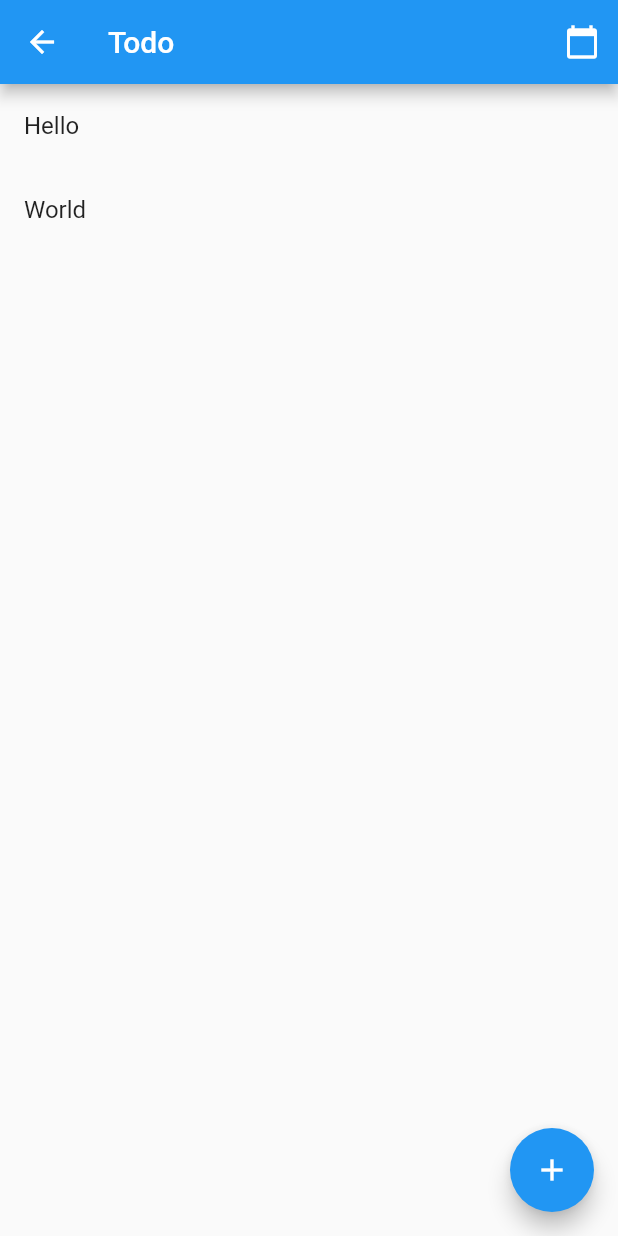
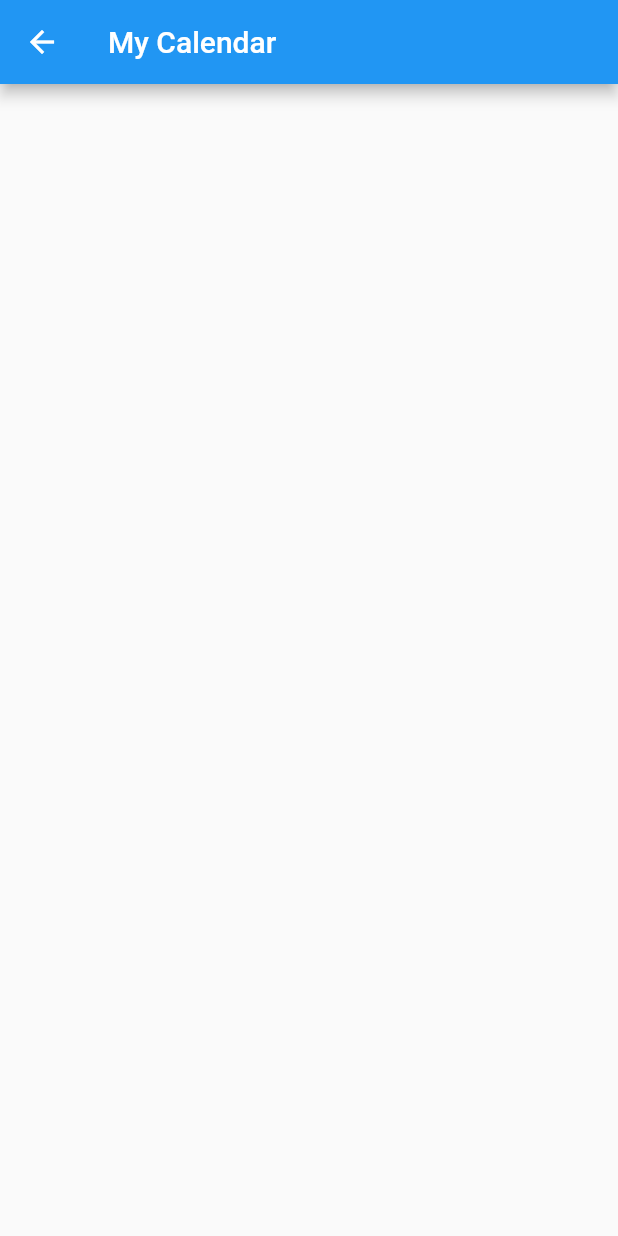
Before and after one commit to katisari/scheduler, a Flutter app: the CalendarScreen screen opened directly, on a phone screen of 412 x 824 dp. Run offline on Flutter 3.47's test engine with Material 2 defaults, Android fonts, the light colour scheme and no system bars.

Commit message:
add calendar screen

```diff
--- a/lib/screens/calendar_screen.dart
+++ b/lib/screens/calendar_screen.dart
@@ -8,41 +8,23 @@ class CalendarScreen extends StatefulWidget {
 }
 
 class _CalendarScreenState extends State<CalendarScreen> {
-  List<String> myItems = ["Hello", "World"];
   @override
   Widget build(BuildContext context) {
     return Scaffold(
       appBar: AppBar(
-        title: Text('Todo'),
+        title: Text('My Calendar'),
         actions: [
-          IconButton(icon: Icon(Icons.calendar_today), onPressed: () {})
+          // IconButton(icon: Icon(Icons.calendar_today), onPressed: () {})
         ],
       ),
-      body: ListView.builder(
-        itemCount: myItems.length,
-        itemBuilder: (BuildContext context, int index) {
-          final item = myItems[index];
-          return Dismissible(
-            key: Key(item),
-            background: Container(color: Colors.red),
-            onDismissed: (direction) {
-              setState(() {
-                myItems.removeAt(index);
-              });
-            },
-            child: ListTile(
-              title: Text('$item'),
-            ),
-          );
-        },
-      ),
-      floatingActionButton: FloatingActionButton(
-        onPressed: () {
-          // Add your onPressed code here!
-        },
-        child: Icon(Icons.add),
-        backgroundColor: Colors.blue,
-      ),
+      body: Container(),
+      // floatingActionButton: FloatingActionButton(
+      //   onPressed: () {
+      //     // Add your onPressed code here!
+      //   },
+      //   child: Icon(Icons.add),
+      //   backgroundColor: Colors.blue,
+      // ),
     );
   }
 }
```
Also changed, not shown: lib/screens/todo_screen.dart (+12 -1 lines).
